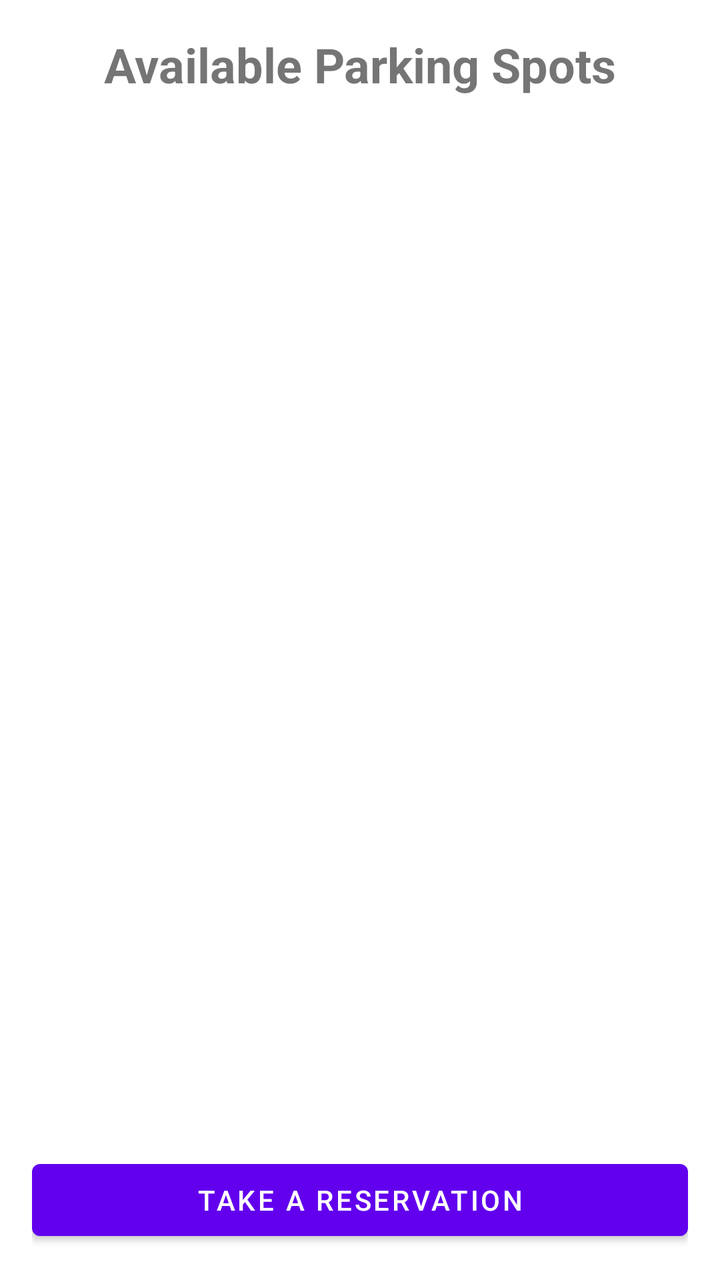
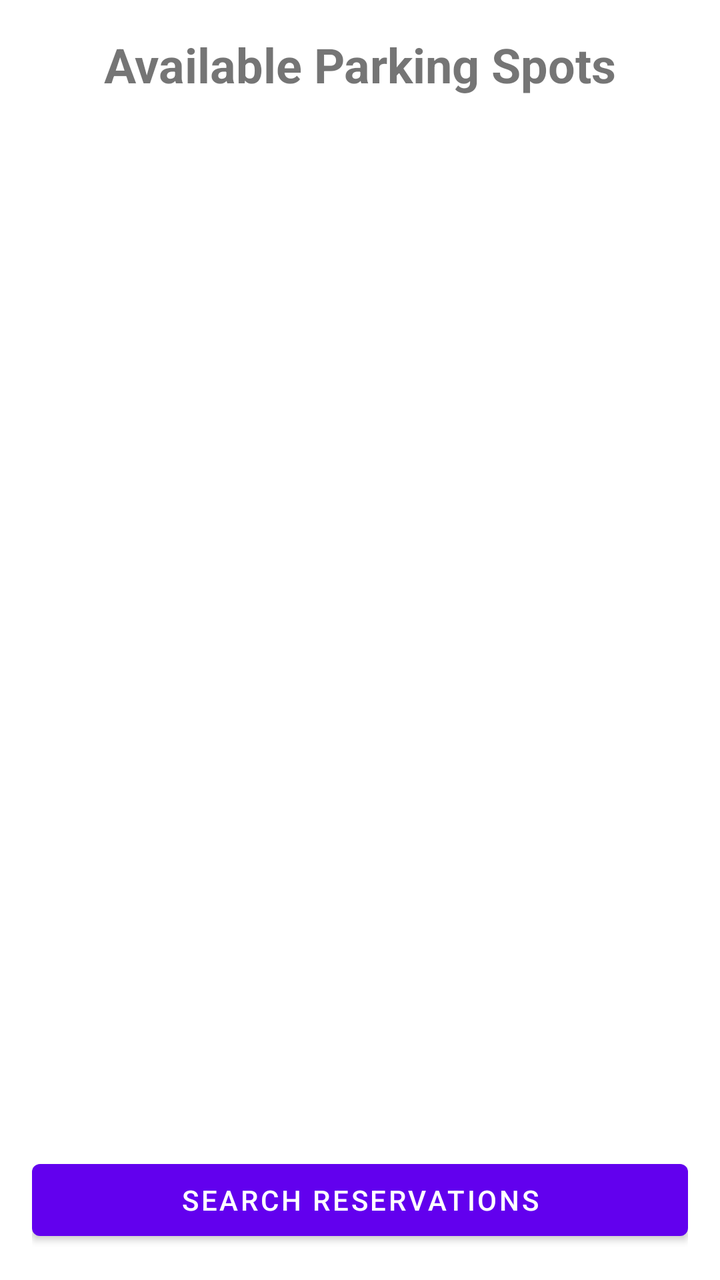

Before-and-after screenshots of an Android layout around one commit, followed by the original layout XML and the change that was made.
<!-- AndroidManifest.xml: application theme Theme.ParkingReservationApp -->
<!-- res/layout/activity_main.xml -->
<?xml version="1.0" encoding="utf-8"?>
<LinearLayout xmlns:android="http://schemas.android.com/apk/res/android"
    xmlns:tools="http://schemas.android.com/tools"
    android:layout_width="match_parent"
    android:layout_height="match_parent"
    android:orientation="vertical"
    android:padding="16dp"
    tools:context=".activities.MainActivity">

    <TextView
        android:layout_width="match_parent"
        android:layout_height="wrap_content"
        android:layout_marginBottom="16dp"
        android:gravity="center"
        android:text="Available Parking Spots"
        android:textSize="24sp"
        android:textStyle="bold" />

    <androidx.recyclerview.widget.RecyclerView
        android:id="@+id/recyclerView"
        android:layout_width="match_parent"
        android:layout_height="0dp"
        android:layout_weight="1" />

    <Button
        android:id="@+id/btnViewReservations"
        android:layout_width="match_parent"
        android:layout_height="wrap_content"
        android:layout_marginTop="16dp"
        android:text="Take a reservation" />
</LinearLayout>
<!-- resources referenced by this layout -->
<resources>
  <style name="Theme.ParkingReservationApp" parent="Theme.MaterialComponents.DayNight.DarkActionBar">
          
          <item name="colorPrimary">@color/purple_500</item>
          <item name="colorPrimaryVariant">@color/purple_700</item>
          <item name="colorOnPrimary">@color/white</item>
          
          <item name="colorSecondary">@color/teal_200</item>
          <item name="colorSecondaryVariant">@color/teal_700</item>
          <item name="colorOnSecondary">@color/black</item>
          
          <item name="android:statusBarColor" tools:targetApi="l">?attr/colorPrimaryVariant</item>
          
      </style>
  <color name="purple_500">#FF6200EE</color>
  <color name="purple_700">#FF3700B3</color>
  <color name="white">#FFFFFFFF</color>
  <color name="teal_200">#FF03DAC5</color>
  <color name="teal_700">#FF018786</color>
  <color name="black">#FF000000</color>
</resources>

<!-- the commit's change to res/layout/activity_main.xml (unified diff, before → after) -->
@@ -27,5 +27,5 @@
         android:layout_width="match_parent"
         android:layout_height="wrap_content"
         android:layout_marginTop="16dp"
-        android:text="Take a reservation" />
+        android:text="Search reservations" />
 </LinearLayout>
